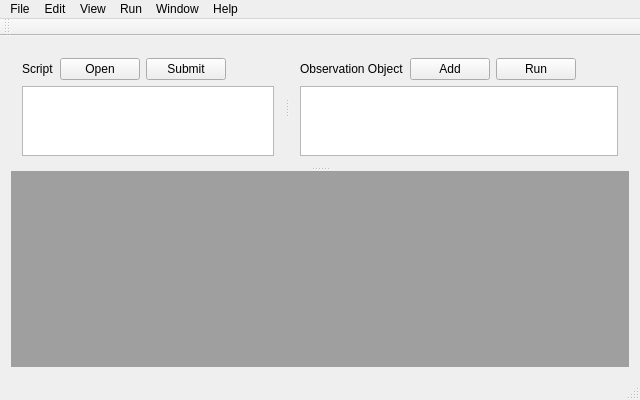
Qt form src/Tweedia/mainwindow.ui (tweedia/Tweedia) before a commit.
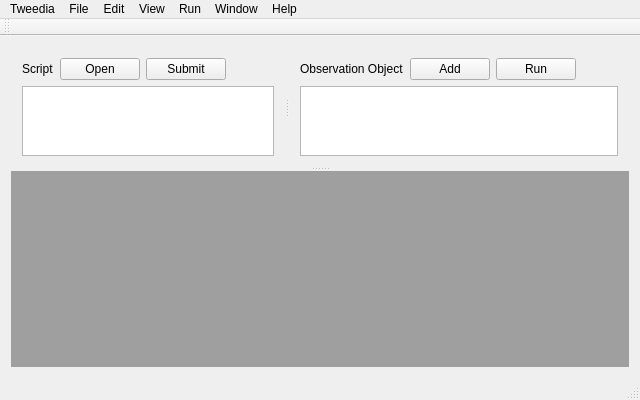
The same form after that commit.

Commit message: Add “About Tweedia”

```diff
--- a/src/Tweedia/mainwindow.ui
+++ b/src/Tweedia/mainwindow.ui
@@ -164,6 +164,13 @@
      <string>View</string>
     </property>
    </widget>
+   <widget class="QMenu" name="menuTweedia">
+    <property name="title">
+     <string>Tweedia</string>
+    </property>
+    <addaction name="actionAbout_Tweedia"/>
+   </widget>
+   <addaction name="menuTweedia"/>
    <addaction name="menuFile"/>
    <addaction name="menuEdit"/>
    <addaction name="menuView"/>
```
Left out of the diff: 5 changed lines with no effect on the pictures. The commit also changes 2 other files.
